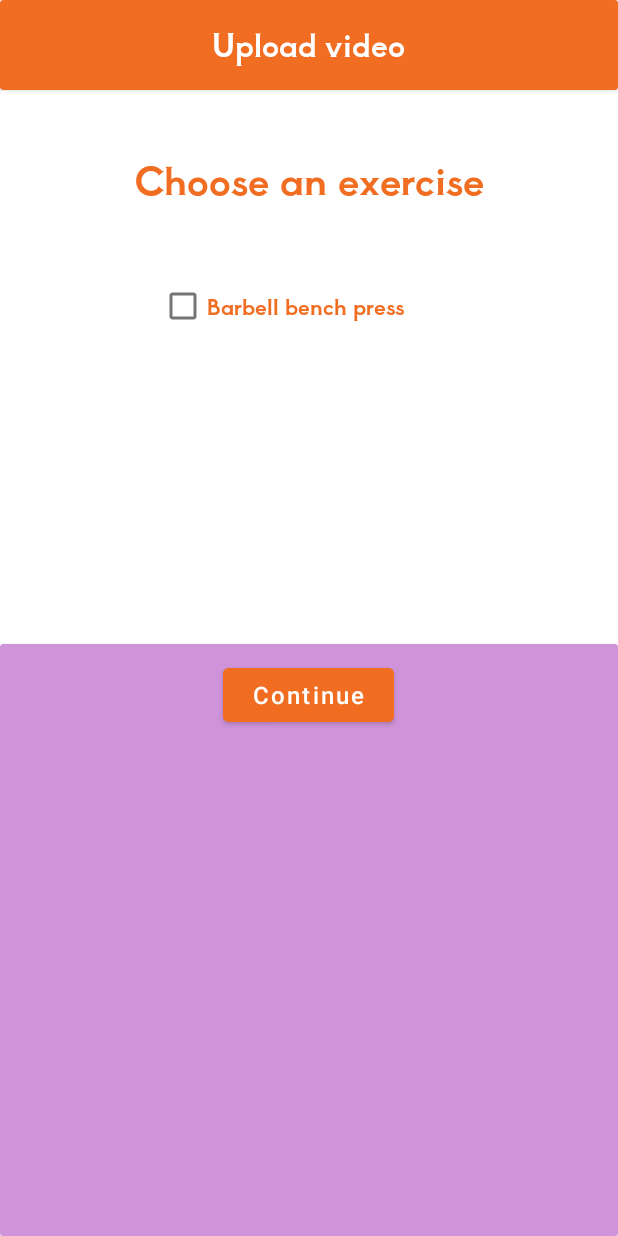
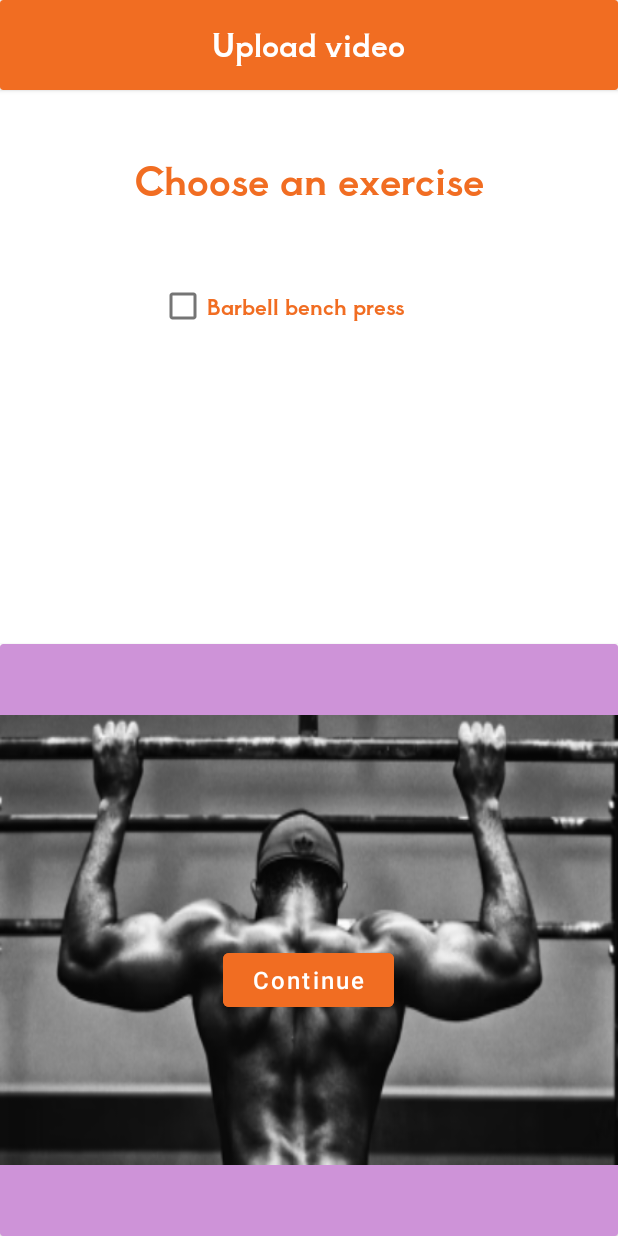
Before and after one commit to vasMil/GymBuddy, an Android app: the layout up_vid_exerc.xml on its own in the app's theme, with its tools: preview values and no code run, on a phone screen of 412 x 824 dp. Run offline under Robolectric (Android 15) with nearby library versions, the phone set to English and light mode, and no system bars.

Commit message:
added more screens

```diff
--- a/UI_kotlin/MyApplication/app/src/main/res/layout/up_vid_exerc.xml
+++ b/UI_kotlin/MyApplication/app/src/main/res/layout/up_vid_exerc.xml
@@ -20,6 +20,7 @@
             android:textAlignment="center"
             android:textColor="@color/white"
             android:textSize="20sp" />
+
     </androidx.cardview.widget.CardView>
 
     <TextView
@@ -48,19 +49,30 @@
         android:layout_marginTop="200dp"
         app:cardBackgroundColor="@color/purple_200">
 
+        <ImageView
+            android:id="@+id/productImage"
+            android:layout_width="fill_parent"
+            android:layout_height="300dp"
+            android:layout_gravity="center"
+            android:adjustViewBounds="true"
+            android:background="@drawable/back" />
+
         <Button
             android:id="@+id/button4"
             android:layout_width="114dp"
             android:layout_height="wrap_content"
             android:layout_gravity="center_horizontal"
-            android:layout_marginTop="10dp"
+            android:layout_marginTop="200dp"
             android:backgroundTint="@color/main_color"
             android:text="@string/cont"
             android:textAllCaps="false"
-            android:textSize="16dp"
+            android:textSize="16sp"
             tools:ignore="TextContrastCheck" />
 
     </androidx.cardview.widget.CardView>
 
 
+
+
+
 </LinearLayout>
```
Also changed, not shown: UI_kotlin/MyApplication/app/src/main/res/menu/nav_menu.xml (added, +40 -0 lines), UI_kotlin/MyApplication/app/src/main/res/drawable/activity.png (added), UI_kotlin/MyApplication/app/src/main/res/drawable/home_light.png (added), UI_kotlin/MyApplication/app/src/main/res/drawable/messages.png (added), UI_kotlin/MyApplication/app/src/main/res/drawable/profile.png (added), UI_kotlin/MyApplication/app/src/main/res/drawable/ranking.png (added), UI_kotlin/MyApplication/app/src/main/res/drawable/settings.png (added), UI_kotlin/MyApplication/app/src/main/res/drawable/workout_plan.png (added).
